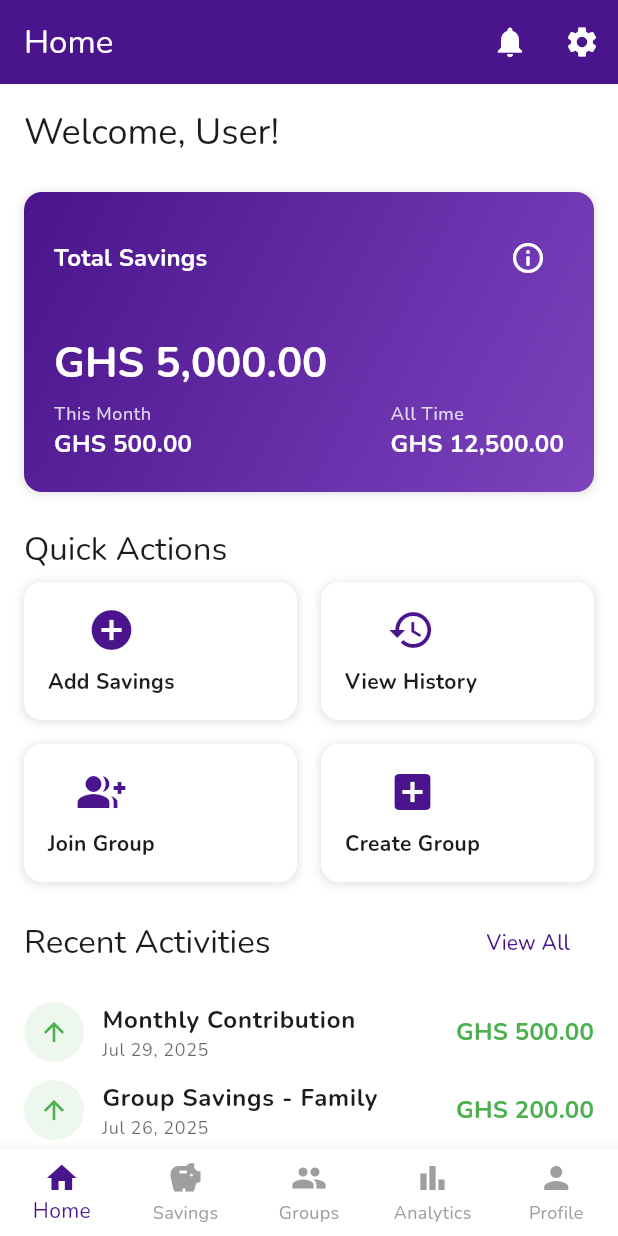
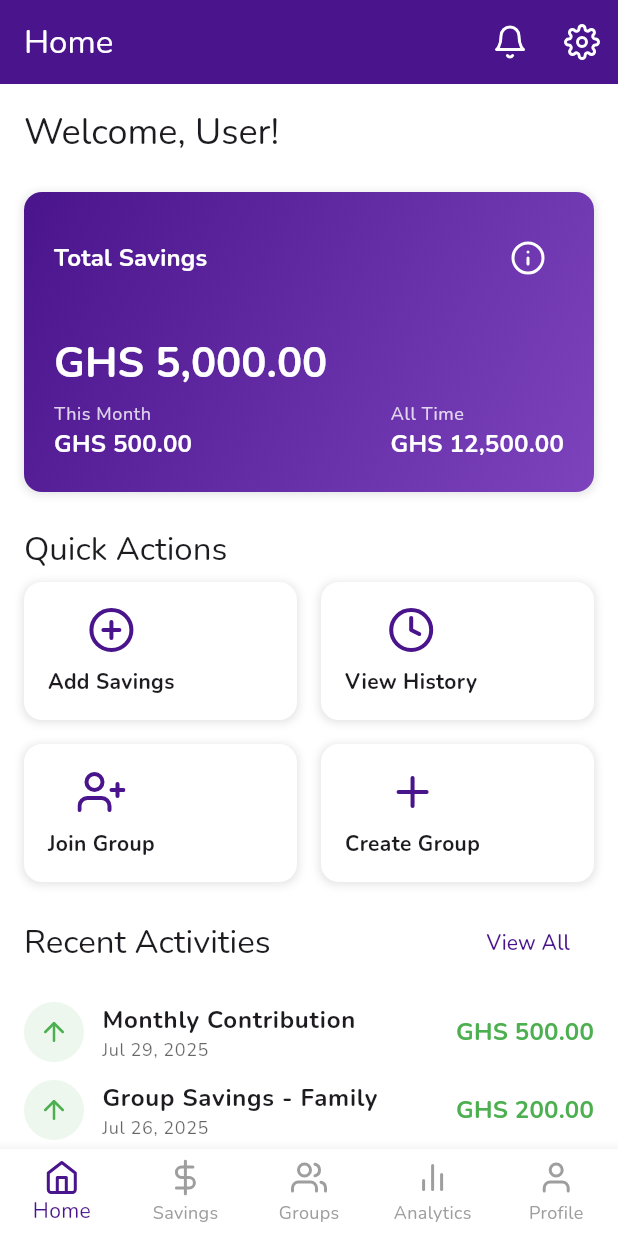
Before and after one commit to CharaD7/savessa, a Flutter app: the HomeScreen screen opened by its route, on a phone screen of 412 x 824 dp. Run offline on Flutter 3.47's test engine with Material 3 defaults, Android fonts, the phone set to English and light mode, and no system bars; our stand-ins replace connectivity_plus, easy_localization, feather_icons, firebase_core, go_router, google_fonts and 1 more; missing offline and left inert: postgres; accounts and stored records are empty.

Commit message:
Replace Material Icons with Feather Icons throughout the app
This commit implements the following changes:

1. Added feather_icons package (v1.2.0) to dependencies
2. Created a central icon mapping class in lib/core/constants/icon_mapping.dart
3. Replaced all Material Icons with Feather Icons in:
   - Login screen
   - Registration screen
   - Home screen
   - Bottom navigation bar
   - Text field components
4. Verified that the 'other names' field is truly optional in registration
5. Added comprehensive documentation in ICON_CHANGES.md
6. Added cache clearing guide in CACHE_CLEARING_GUIDE.md
7. Fixed NDK version in Android build.gradle.kts

These changes provide a more modern and consistent look throughout the app while maintaining all functionality. The icon mapping approach ensures easy maintenance and updates in the future.

```diff
--- /dev/null
+++ b/lib/core/constants/icon_mapping.dart
@@ -0,0 +1,38 @@
+import 'package:flutter/material.dart';
+import 'package:feather_icons/feather_icons.dart';
+
+/// This class provides a mapping from Material Icons to Feather Icons
+/// to ensure consistency across the app.
+class IconMapping {
+  // Auth screens
+  static const IconData person = FeatherIcons.user;
+  static const IconData personOutline = FeatherIcons.user;
+  static const IconData peopleOutline = FeatherIcons.users;
+  static const IconData email = FeatherIcons.mail;
+  static const IconData phone = FeatherIcons.phone;
+  static const IconData lock = FeatherIcons.lock;
+  static const IconData lockOutline = FeatherIcons.lock;
+
+  // Home screen
+  static const IconData notifications = FeatherIcons.bell;
+  static const IconData settings = FeatherIcons.settings;
+  static const IconData infoOutline = FeatherIcons.info;
+  static const IconData addCircle = FeatherIcons.plusCircle;
+  static const IconData history = FeatherIcons.clock;
+  static const IconData groupAdd = FeatherIcons.userPlus;
+  static const IconData addBox = FeatherIcons.plus;
+  static const IconData arrowUpward = FeatherIcons.arrowUp;
+  static const IconData arrowDownward = FeatherIcons.arrowDown;
+
+  // Bottom navigation
+  static const IconData home = FeatherIcons.home;
+  static const IconData savings = FeatherIcons.dollarSign;
+  static const IconData group = FeatherIcons.users;
+  static const IconData barChart = FeatherIcons.barChart2;
+  static const IconData profile = FeatherIcons.user;
+
+  // Text fields
+  static const IconData clear = FeatherIcons.x;
+  static const IconData visibilityOff = FeatherIcons.eyeOff;
+  static const IconData visibility = FeatherIcons.eye;
+}
--- a/lib/core/routes/app_router.dart
+++ b/lib/core/routes/app_router.dart
@@ -6,6 +6,7 @@ import '../../features/splash/presentation/screens/splash_screen.dart';
 import '../../features/auth/presentation/screens/login_screen.dart';
 import '../../features/auth/presentation/screens/register_screen.dart';
 import '../../features/home/presentation/screens/home_screen.dart';
+import '../constants/icon_mapping.dart';
 // import '../../features/savings/presentation/screens/savings_screen.dart';
 // etc.
 
@@ -169,23 +170,23 @@ class ScaffoldWithBottomNav extends StatelessWidget {
         onTap: (index) => _onItemTapped(index, context),
         items: const [
           BottomNavigationBarItem(
-            icon: Icon(Icons.home),
+            icon: Icon(IconMapping.home),
             label: 'Home',
           ),
           BottomNavigationBarItem(
-            icon: Icon(Icons.savings),
+            icon: Icon(IconMapping.savings),
             label: 'Savings',
           ),
           BottomNavigationBarItem(
-            icon: Icon(Icons.group),
+            icon: Icon(IconMapping.group),
             label: 'Groups',
           ),
           BottomNavigationBarItem(
-            icon: Icon(Icons.bar_chart),
+            icon: Icon(IconMapping.barChart),
             label: 'Analytics',
           ),
           BottomNavigationBarItem(
-            icon: Icon(Icons.person),
+            icon: Icon(IconMapping.profile),
             label: 'Profile',
           ),
         ],
--- a/lib/features/auth/presentation/screens/login_screen.dart
+++ b/lib/features/auth/presentation/screens/login_screen.dart
@@ -4,6 +4,7 @@ import 'package:go_router/go_router.dart';
 
 import '../../../../shared/widgets/app_button.dart';
 import '../../../../shared/widgets/app_text_field.dart';
+import '../../../../core/constants/icon_mapping.dart';
 
 class LoginScreen extends StatefulWidget {
   const LoginScreen({super.key});
@@ -124,7 +125,7 @@ class _LoginScreenState extends State<LoginScreen> {
                     controller: _emailController,
                     keyboardType: TextInputType.emailAddress,
                     textInputAction: TextInputAction.next,
-                    prefixIcon: const Icon(Icons.email),
+                    prefixIcon: const Icon(IconMapping.email),
                     validator: (value) {
                       if (value == null || value.isEmpty) {
                         return 'errors.required_field'.tr();
@@ -143,7 +144,7 @@ class _LoginScreenState extends State<LoginScreen> {
                     controller: _passwordController,
                     obscureText: true,
                     textInputAction: TextInputAction.done,
-                    prefixIcon: const Icon(Icons.lock),
+                    prefixIcon: const Icon(IconMapping.lock),
                     validator: (value) {
                       if (value == null || value.isEmpty) {
                         return 'errors.required_field'.tr();
--- a/lib/features/home/presentation/screens/home_screen.dart
+++ b/lib/features/home/presentation/screens/home_screen.dart
@@ -4,6 +4,7 @@ import 'package:go_router/go_router.dart';
 
 import '../../../../shared/widgets/app_card.dart';
 import '../../../../shared/widgets/app_button.dart';
+import '../../../../core/constants/icon_mapping.dart';
 
 class HomeScreen extends StatelessWidget {
   const HomeScreen({super.key});
@@ -17,13 +18,13 @@ class HomeScreen extends StatelessWidget {
         title: Text('home.title'.tr()),
         actions: [
           IconButton(
-            icon: const Icon(Icons.notifications),
+            icon: const Icon(IconMapping.notifications),
             onPressed: () {
               context.go('/notifications');
             },
           ),
           IconButton(
-            icon: const Icon(Icons.settings),
+            icon: const Icon(IconMapping.settings),
             onPressed: () {
               context.go('/settings');
             },
@@ -57,7 +58,7 @@ class HomeScreen extends StatelessWidget {
                 margin: const EdgeInsets.only(bottom: 16.0),
                 title: 'home.total_savings'.tr(),
                 trailing: IconButton(
-                  icon: const Icon(Icons.info_outline, color: Colors.white),
+                  icon: const Icon(IconMapping.infoOutline, color: Colors.white),
                   onPressed: () {
                     // Show info about total savings
                   },
@@ -133,7 +134,7 @@ class HomeScreen extends StatelessWidget {
                   Expanded(
                     child: _buildQuickActionCard(
                       context,
-                      Icons.add_circle,
+                      IconMapping.addCircle,
                       'home.add_savings'.tr(),
                       () => context.go('/savings/add'),
                     ),
@@ -142,7 +143,7 @@ class HomeScreen extends StatelessWidget {
                   Expanded(
                     child: _buildQuickActionCard(
                       context,
-                      Icons.history,
+                      IconMapping.history,
                       'home.view_history'.tr(),
                       () => context.go('/savings/history'),
                     ),
@@ -155,7 +156,7 @@ class HomeScreen extends StatelessWidget {
                   Expanded(
                     child: _buildQuickActionCard(
                       context,
-                      Icons.group_add,
+                      IconMapping.groupAdd,
                       'home.join_group'.tr(),
                       () => context.go('/groups'),
                     ),
@@ -164,7 +165,7 @@ class HomeScreen extends StatelessWidget {
                   Expanded(
                     child: _buildQuickActionCard(
                       context,
-                      Icons.add_box,
+                      IconMapping.addBox,
                       'home.create_group'.tr(),
                       () => context.go('/groups/create'),
                     ),
@@ -198,7 +199,7 @@ class HomeScreen extends StatelessWidget {
                 'Monthly Contribution',
                 'GHS 500.00',
                 DateTime.now().subtract(const Duration(days: 2)),
-                Icons.arrow_upward,
+                IconMapping.arrowUpward,
                 Colors.green,
               ),
               _buildActivityItem(
@@ -206,7 +207,7 @@ class HomeScreen extends StatelessWidget {
                 'Group Savings - Family',
                 'GHS 200.00',
                 DateTime.now().subtract(const Duration(days: 5)),
-                Icons.arrow_upward,
+                IconMapping.arrowUpward,
                 Colors.green,
               ),
               _buildActivityItem(
@@ -214,7 +215,7 @@ class HomeScreen extends StatelessWidget {
                 'Withdrawal',
                 'GHS 1,000.00',
                 DateTime.now().subtract(const Duration(days: 15)),
-                Icons.arrow_downward,
+                IconMapping.arrowDownward,
                 Colors.red,
               ),
 
--- a/lib/shared/widgets/app_text_field.dart
+++ b/lib/shared/widgets/app_text_field.dart
@@ -1,6 +1,7 @@
 import 'package:flutter/material.dart';
 import 'package:flutter/services.dart';
 import 'package:easy_localization/easy_localization.dart';
+import '../../core/constants/icon_mapping.dart';
 
 class AppTextField extends StatefulWidget {
   final String label;
@@ -154,7 +155,7 @@ class _AppTextFieldState extends State<AppTextField> {
     if (widget.showClearButton && _controller.text.isNotEmpty && widget.enabled && !widget.readOnly) {
       suffixIcons.add(
         IconButton(
-          icon: const Icon(Icons.clear, size: 20),
+          icon: const Icon(IconMapping.clear, size: 20),
           onPressed: () {
             _controller.clear();
             if (widget.onChanged != null) {
@@ -171,7 +172,7 @@ class _AppTextFieldState extends State<AppTextField> {
       suffixIcons.add(
         IconButton(
           icon: Icon(
-            _obscureText ? Icons.visibility_off : Icons.visibility,
+            _obscureText ? IconMapping.visibilityOff : IconMapping.visibility,
             size: 20,
           ),
           onPressed: () {
--- a/pubspec.yaml
+++ b/pubspec.yaml
@@ -33,6 +33,7 @@ dependencies:
   equatable: ^2.0.5
   go_router: ^13.2.0
   easy_localization: ^3.0.3
+  feather_icons: ^1.2.0
 
 dev_dependencies:
   flutter_test:
```
Also changed, not shown: lib/features/auth/presentation/screens/register_screen.dart (+9 -8 lines), 3 other files.
